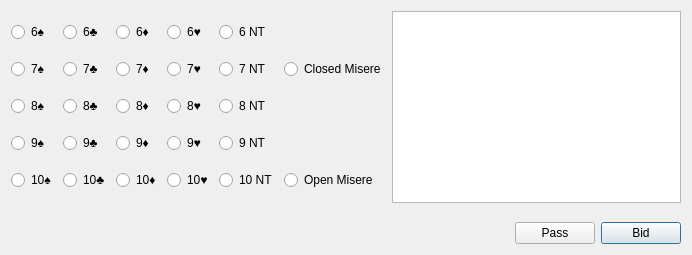
Before: the Qt Designer form biddialog.ui in ohwgiles/fivehundred, drawn with Qt 5.
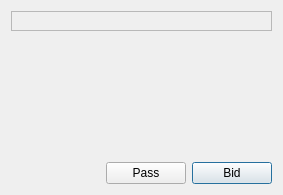
After: the same form once the commit is applied. Custom widgets are drawn as their Qt base class.

Commit message: Made the bidding process a lot cooler graphically Refactored the card layout system so cards don't know about their position. This should hopefully fix the dealt-wrong-way-up issue Split mainwindow into mainwindow and table

```diff
--- a/biddialog.ui
+++ b/biddialog.ui
@@ -9,8 +9,8 @@
    <rect>
     <x>0</x>
     <y>0</y>
-    <width>692</width>
-    <height>255</height>
+    <width>283</width>
+    <height>195</height>
    </rect>
   </property>
   <property name="sizePolicy">
@@ -28,249 +28,21 @@
   <property name="modal">
    <bool>false</bool>
   </property>
-  <layout class="QVBoxLayout" name="verticalLayout">
-   <property name="sizeConstraint">
-    <enum>QLayout::SetDefaultConstraint</enum>
-   </property>
+  <layout class="QVBoxLayout" name="verticalLayout_2">
    <item>
-    <layout class="QHBoxLayout" name="horizontalLayout_2">
-     <item>
-      <layout class="QGridLayout" name="gridLayout">
-       <item row="0" column="0">
-        <widget class="QRadioButton" name="r6s">
-         <property name="text">
-          <string>6♠</string>
-         </property>
-        </widget>
-       </item>
-       <item row="0" column="1">
-        <widget class="QRadioButton" name="r6c">
-         <property name="text">
-          <string>6♣</string>
-         </property>
-        </widget>
-       </item>
-       <item row="0" column="2">
-        <widget class="QRadioButton" name="r6d">
-         <property name="text">
-          <string>6♦</string>
-         </property>
-        </widget>
-       </item>
-       <item row="0" column="3">
-        <widget class="QRadioButton" name="r6h">
-         <property name="text">
-          <string>6♥</string>
-         </property>
-        </widget>
-       </item>
-       <item row="0" column="4">
-        <widget class="QRadioButton" name="r6n">
-         <property name="text">
-          <string>6 NT</string>
-         </property>
-        </widget>
-       </item>
-       <item row="1" column="0">
-        <widget class="QRadioButton" name="r7s">
-         <property name="text">
-          <string>7♠</string>
-         </property>
-        </widget>
-       </item>
-       <item row="1" column="1">
-        <widget class="QRadioButton" name="r7c">
-         <property name="text">
-          <string>7♣</string>
-         </property>
-        </widget>
-       </item>
-       <item row="1" column="2">
-        <widget class="QRadioButton" name="r7d">
-         <property name="text">
-          <string>7♦</string>
-         </property>
-        </widget>
-       </item>
-       <item row="1" column="3">
-        <widget class="QRadioButton" name="r7h">
-         <property name="text">
-          <string>7♥</string>
-         </property>
-        </widget>
-       </item>
-       <item row="1" column="4">
-        <widget class="QRadioButton" name="r7n">
-         <property name="text">
-          <string>7 NT</string>
-         </property>
-        </widget>
-       </item>
-       <item row="1" column="5">
-        <widget class="QRadioButton" name="rcm">
-         <property name="text">
-          <string>Closed Misere</string>
-         </property>
-        </widget>
-       </item>
-       <item row="2" column="0">
-        <widget class="QRadioButton" name="r8s">
-         <property name="text">
-          <string>8♠</string>
-         </property>
-        </widget>
-       </item>
-       <item row="2" column="1">
-        <widget class="QRadioButton" name="r8c">
-         <property name="text">
-          <string>8♣</string>
-         </property>
-        </widget>
-       </item>
-       <item row="2" column="2">
-        <widget class="QRadioButton" name="r8d">
-         <property name="text">
-          <string>8♦</string>
-         </property>
-        </widget>
-       </item>
-       <item row="2" column="3">
-        <widget class="QRadioButton" name="r8h">
-         <property name="text">
-          <string>8♥</string>
-         </property>
-        </widget>
-       </item>
-       <item row="2" column="4">
-        <widget class="QRadioButton" name="r8n">
-         <property name="text">
-          <string>8 NT</string>
-         </property>
-        </widget>
-       </item>
-       <item row="3" column="0">
-        <widget class="QRadioButton" name="r9s">
-         <property name="text">
-          <string>9♠</string>
-         </property>
-        </widget>
-       </item>
-       <item row="3" column="1">
-        <widget class="QRadioButton" name="r9c">
-         <property name="text">
-          <string>9♣</string>
-         </property>
-        </widget>
-       </item>
-       <item row="3" column="2">
-        <widget class="QRadioButton" name="r9d">
-         <property name="text">
-          <string>9♦</string>
-         </property>
-        </widget>
-       </item>
-       <item row="3" column="3">
-        <widget class="QRadioButton" name="r9h">
-         <property name="text">
-          <string>9♥</string>
-         </property>
-        </widget>
-       </item>
-       <item row="3" column="4">
-        <widget class="QRadioButton" name="r9n">
-         <property name="text">
-          <string>9 NT</string>
-         </property>
-        </widget>
-       </item>
-       <item row="4" column="0">
-        <widget class="QRadioButton" name="r10s">
-         <property name="text">
-          <string>10♠</string>
-         </property>
-        </widget>
-       </item>
-       <item row="4" column="1">
-        <widget class="QRadioButton" name="r10c">
-         <property name="text">
-          <string>10♣</string>
-         </property>
-        </widget>
-       </item>
-       <item row="4" column="2">
-        <widget class="QRadioButton" name="r10d">
-         <property name="text">
-          <string>10♦</string>
-         </property>
-        </widget>
-       </item>
-       <item row="4" column="3">
-        <widget class="QRadioButton" name="r10h">
-         <property name="text">
-          <string>10♥</string>
-         </property>
-        </widget>
-       </item>
-       <item row="4" column="4">
-        <widget class="QRadioButton" name="r10n">
-         <property name="text">
-          <string>10 NT</string>
-         </property>
-        </widget>
-       </item>
-       <item row="4" column="5">
-        <widget class="QRadioButton" name="rom">
-         <property name="text">
-          <string>Open Misere</string>
-         </property>
-        </widget>
-       </item>
-      </layout>
-     </item>
-     <item>
-      <widget class="QTableWidget" name="tableWidget">
-       <property name="verticalScrollBarPolicy">
-        <enum>Qt::ScrollBarAsNeeded</enum>
-       </property>
-       <property name="horizontalScrollBarPolicy">
-        <enum>Qt::ScrollBarAlwaysOff</enum>
-       </property>
-       <property name="autoScroll">
-        <bool>false</bool>
-       </property>
-       <property name="editTriggers">
-        <set>QAbstractItemView::NoEditTriggers</set>
-       </property>
-       <property name="selectionMode">
-        <enum>QAbstractItemView::NoSelection</enum>
-       </property>
-       <property name="selectionBehavior">
-        <enum>QAbstractItemView::SelectRows</enum>
-       </property>
-       <property name="showGrid">
-        <bool>true</bool>
-       </property>
-       <property name="gridStyle">
-        <enum>Qt::SolidLine</enum>
-       </property>
-       <property name="cornerButtonEnabled">
-        <bool>false</bool>
-       </property>
-       <attribute name="horizontalHeaderVisible">
-        <bool>false</bool>
-       </attribute>
-       <attribute name="horizontalHeaderStretchLastSection">
-        <bool>true</bool>
-       </attribute>
-       <attribute name="verticalHeaderVisible">
-        <bool>false</bool>
-       </attribute>
-       <attribute name="verticalHeaderDefaultSectionSize">
-        <number>10</number>
-       </attribute>
-      </widget>
-     </item>
-    </layout>
+    <widget class="QFrame" name="frame">
+     <property name="frameShape">
+      <enum>QFrame::StyledPanel</enum>
+     </property>
+     <property name="frameShadow">
+      <enum>QFrame::Raised</enum>
+     </property>
+     <layout class="QVBoxLayout" name="verticalLayout">
+      <item>
+       <widget class="BidGrid" name="bidgrid" native="true"/>
+      </item>
+     </layout>
+    </widget>
    </item>
    <item>
     <spacer name="verticalSpacer">
@@ -321,6 +93,14 @@
    </item>
   </layout>
  </widget>
+ <customwidgets>
+  <customwidget>
+   <class>BidGrid</class>
+   <extends>QWidget</extends>
+   <header>bidgrid.hpp</header>
+   <container>1</container>
+  </customwidget>
+ </customwidgets>
  <resources/>
  <connections/>
 </ui>
```
The commit also changes 37 other files.
